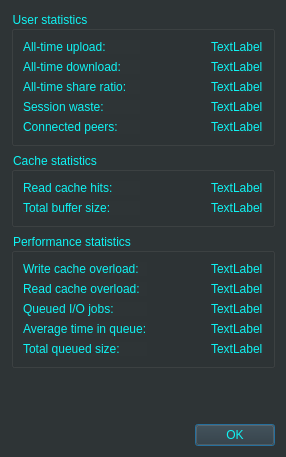
First picture: the form in qBittorrent-4_1_x/src/gui/statsdialog.ui, repository somnathbghule/qt, before the edit.
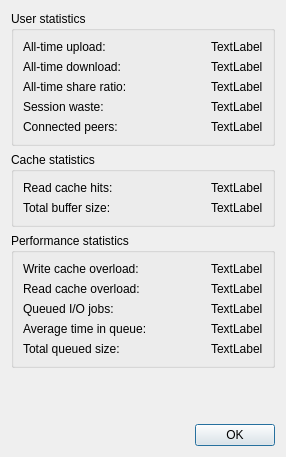
Second picture: the form after the edit.

Diff of the .ui file:
```diff
--- a/qBittorrent-4_1_x/src/gui/statsdialog.ui
+++ b/qBittorrent-4_1_x/src/gui/statsdialog.ui
@@ -13,10 +13,6 @@
   <property name="windowTitle">
    <string>Statistics</string>
   </property>
-  <property name="styleSheet">
-   <string notr="true">color: rgb(15, 244, 244);
-background-color: rgb(46, 52, 54);</string>
-  </property>
   <layout class="QVBoxLayout" name="verticalLayout">
    <item>
     <widget class="QGroupBox" name="groupUser">
```
